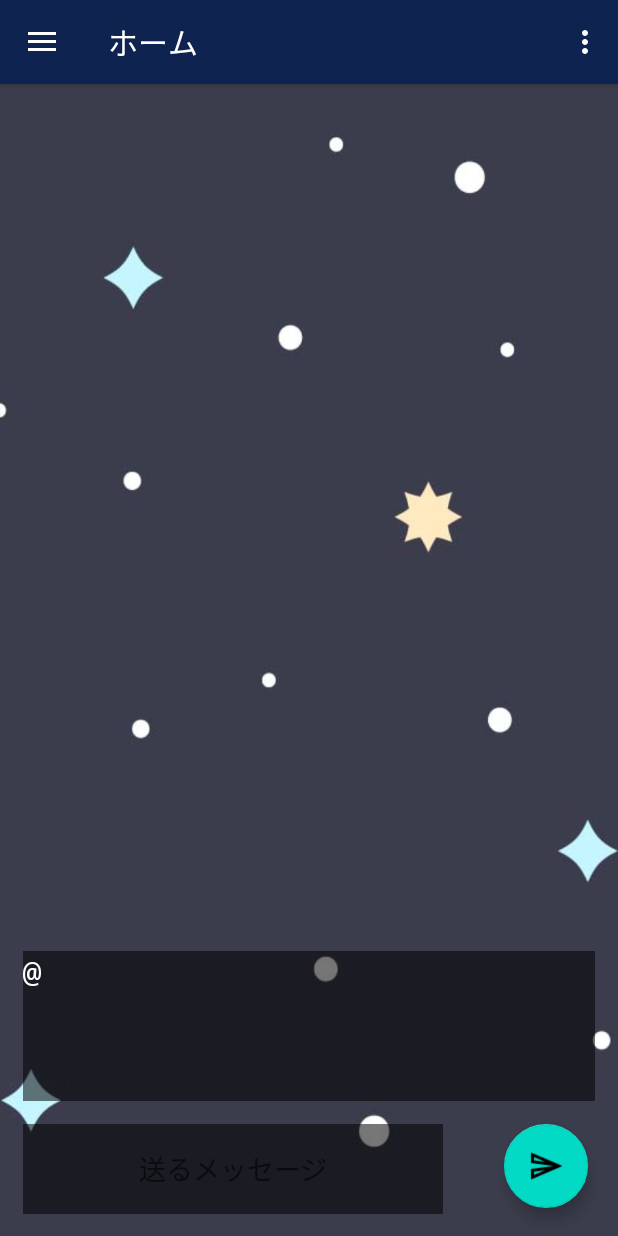
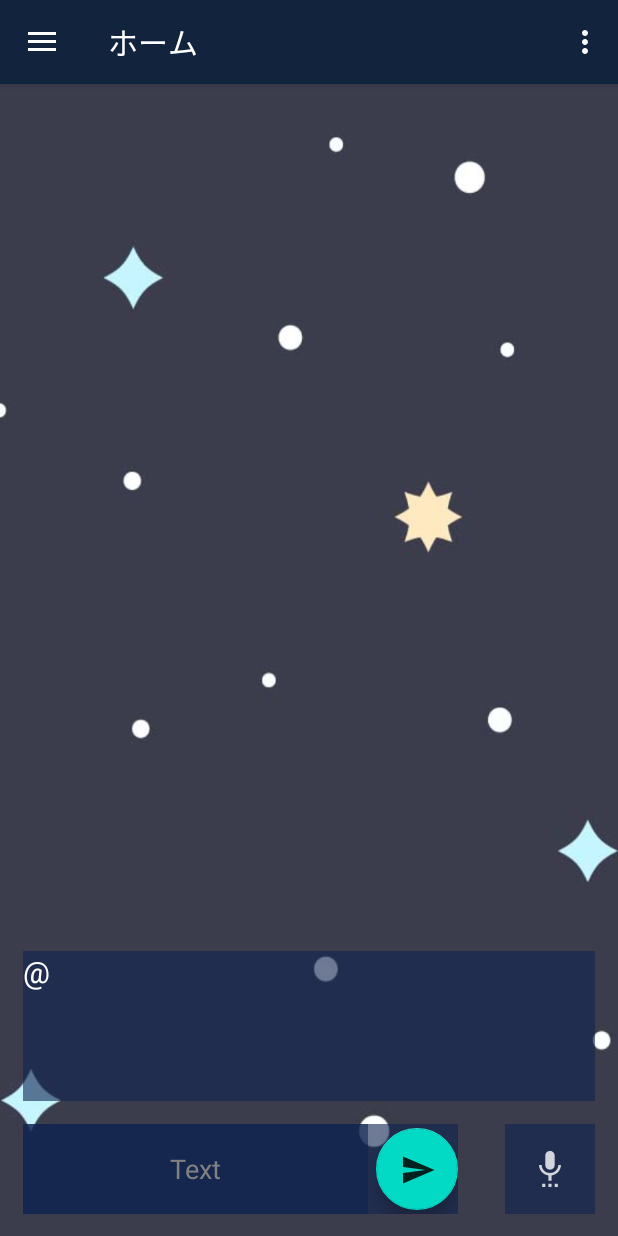
Before and after one commit to MioYamamoto55/Hamburgerbar, an Android app: the screen it shows after launch (MainActivity), on a phone screen of 412 x 824 dp. Run offline under Robolectric (Android 15) with nearby library versions, the phone set to English and light mode, and no system bars; our stand-ins replace navigation-ui.

Commit message:
SSTデザインまで

```diff
--- a/app/src/main/AndroidManifest.xml
+++ b/app/src/main/AndroidManifest.xml
@@ -13,7 +13,8 @@
             android:name=".MainActivity"
             android:exported="true"
             android:label="@string/app_name"
-            android:theme="@style/Theme.HamburgerBar.NoActionBar">
+            android:theme="@style/Theme.HamburgerBar.NoActionBar"
+            android:screenOrientation="portrait">
             <intent-filter>
                 <action android:name="android.intent.action.MAIN" />
 
--- a/app/src/main/java/com/example/hamburgerbar/ui/home/HomeFragment.kt
+++ b/app/src/main/java/com/example/hamburgerbar/ui/home/HomeFragment.kt
@@ -9,9 +9,7 @@ import android.text.method.ScrollingMovementMethod
 import android.view.LayoutInflater
 import android.view.View
 import android.view.ViewGroup
-import android.widget.EditText
-import android.widget.TextView
-import android.widget.Toast
+import android.widget.*
 import androidx.fragment.app.Fragment
 import androidx.lifecycle.Observer
 import androidx.lifecycle.ViewModelProvider
@@ -21,10 +19,12 @@ import com.google.android.material.floatingactionbutton.FloatingActionButton
 import java.util.*
 
 class HomeFragment : Fragment() {
-    val btn_tts = view?.findViewById<FloatingActionButton>(R.id.btn_tts)
-    val et_text_input = view?.findViewById<EditText>(R.id.et_text_input)
 
-    //SST
+    val _voice_btn = view?.findViewById<ImageButton>(R.id.et_text_input)
+    val _send_btn = view?.findViewById<FloatingActionButton>(R.id.send_btn)
+    val _et_text_input = view?.findViewById<EditText>(R.id.et_text_input)
+
+    //SST-Func
     companion object {
         private const val REQUEST_CODE_STT = 1
     }
@@ -55,7 +55,6 @@ class HomeFragment : Fragment() {
 
         _binding = FragmentHomeBinding.inflate(inflater, container, false)
         val root: View = binding.root
-
         val textView: TextView = binding.textHome
 
         homeViewModel.text.observe(viewLifecycleOwner, Observer {
@@ -68,10 +67,11 @@ class HomeFragment : Fragment() {
 
     //<SST func>
     /*フラグメントにsetOnClickListener→*/
+    /*
     override fun onStart() {
         super.onStart()
-        btn_tts?.setOnClickListener {
-            val text = et_text_input?.text.toString().trim()
+        _send_btn?.setOnClickListener {
+            val text = _et_text_input?.text.toString().trim()
             if (text.isNotEmpty()) {
                 textToSpeechEngine.speak(text, TextToSpeech.QUEUE_FLUSH, null, "tts1")
             } else {
@@ -79,7 +79,8 @@ class HomeFragment : Fragment() {
             }
         }
         //</SST func>
-    }
+
+    }*/
 
     override fun onActivityResult(requestCode: Int, resultCode: Int, data: Intent?) {
         super.onActivityResult(requestCode, resultCode, data)
@@ -89,7 +90,7 @@ class HomeFragment : Fragment() {
                     val result = data.getStringArrayListExtra(RecognizerIntent.EXTRA_RESULTS)
                     result?.let {
                         val recognizedText = it[0]
-                        et_text_input?.setText(recognizedText)
+                        _et_text_input?.setText(recognizedText)
                     }
                 }
             }
--- a/app/src/main/java/com/example/hamburgerbar/ui/home/HomeViewModel.kt
+++ b/app/src/main/java/com/example/hamburgerbar/ui/home/HomeViewModel.kt
@@ -12,5 +12,4 @@ class HomeViewModel : ViewModel() {
     }
     val text: LiveData<String> = _text
 
-
 }
--- /dev/null
+++ b/app/src/main/res/drawable-anydpi/mike.xml
@@ -0,0 +1,16 @@
+<vector xmlns:android="http://schemas.android.com/apk/res/android"
+    android:width="24dp"
+    android:height="24dp"
+    android:viewportWidth="24"
+    android:viewportHeight="24"
+    android:tint="#FFFFFF"
+    android:alpha="0.8">
+  <group android:scaleX="1.0434783"
+      android:scaleY="1.0434783"
+      android:translateX="-0.5217391"
+      android:translateY="-1.0434783">
+    <path
+        android:fillColor="@android:color/white"
+        android:pathData="M7,24h2v-2L7,22v2zM12,13c1.66,0 2.99,-1.34 2.99,-3L15,4c0,-1.66 -1.34,-3 -3,-3S9,2.34 9,4v6c0,1.66 1.34,3 3,3zM11,24h2v-2h-2v2zM15,24h2v-2h-2v2zM19,10h-1.7c0,3 -2.54,5.1 -5.3,5.1S6.7,13 6.7,10L5,10c0,3.41 2.72,6.23 6,6.72L11,20h2v-3.28c3.28,-0.49 6,-3.31 6,-6.72z"/>
+  </group>
+</vector>
--- /dev/null
+++ b/app/src/main/res/drawable/ic_baseline_account_balance_24.xml
@@ -0,0 +1,9 @@
+<vector android:alpha="0.85" android:height="24dp"
+    android:tint="?attr/colorControlNormal" android:viewportHeight="24"
+    android:viewportWidth="24" android:width="24dp" xmlns:android="http://schemas.android.com/apk/res/android">
+    <path android:fillColor="@android:color/white" android:pathData="M4,10h3v7h-3z"/>
+    <path android:fillColor="@android:color/white" android:pathData="M10.5,10h3v7h-3z"/>
+    <path android:fillColor="@android:color/white" android:pathData="M2,19h20v3h-20z"/>
+    <path android:fillColor="@android:color/white" android:pathData="M17,10h3v7h-3z"/>
+    <path android:fillColor="@android:color/white" android:pathData="M12,1l-10,5l0,2l20,0l0,-2z"/>
+</vector>
--- /dev/null
+++ b/app/src/main/res/drawable/ic_baseline_home_24.xml
@@ -0,0 +1,5 @@
+<vector android:alpha="0.85" android:height="24dp"
+    android:tint="?attr/colorControlNormal" android:viewportHeight="24"
+    android:viewportWidth="24" android:width="24dp" xmlns:android="http://schemas.android.com/apk/res/android">
+    <path android:fillColor="@android:color/white" android:pathData="M10,20v-6h4v6h5v-8h3L12,3 2,12h3v8z"/>
+</vector>
--- /dev/null
+++ b/app/src/main/res/drawable/ic_baseline_send_24.xml
@@ -0,0 +1,6 @@
+<vector android:alpha="0.85" android:autoMirrored="true"
+    android:height="24dp" android:tint="?attr/colorControlNormal"
+    android:viewportHeight="24" android:viewportWidth="24"
+    android:width="24dp" xmlns:android="http://schemas.android.com/apk/res/android">
+    <path android:fillColor="@android:color/white" android:pathData="M2.01,21L23,12 2.01,3 2,10l15,2 -15,2z"/>
+</vector>
--- a/app/src/main/res/layout/activity_main.xml
+++ b/app/src/main/res/layout/activity_main.xml
@@ -22,6 +22,6 @@
         android:fitsSystemWindows="true"
         app:headerLayout="@layout/nav_header_main"
         app:menu="@menu/activity_main_drawer"
-        android:background="@color/translucent"/>
+        android:background="@color/translucent" />
 
 </androidx.drawerlayout.widget.DrawerLayout>
--- a/app/src/main/res/layout/fragment_home.xml
+++ b/app/src/main/res/layout/fragment_home.xml
@@ -7,12 +7,13 @@
     tools:context=".ui.home.HomeFragment">
 
     <ImageView
-        android:id="@+id/imageView2"
+        android:id="@+id/backimg"
         android:layout_width="match_parent"
         android:layout_height="match_parent"
         android:adjustViewBounds="true"
-        android:background="@drawable/background" />
-
+        android:background="@drawable/background"
+        tools:layout_editor_absoluteX="0dp"
+        tools:layout_editor_absoluteY="0dp" />
 
     <TextView
         android:id="@+id/text_home"
@@ -21,37 +22,57 @@
         android:layout_marginStart="15dp"
         android:layout_marginEnd="15dp"
         android:layout_marginBottom="90dp"
-        android:background="#88000000"
-        android:fontFamily="monospace"
+        android:background="@color/translucent"
+        android:fontFamily=""
         android:textColor="@color/white"
         android:textSize="20sp"
-        app:layout_constraintBottom_toBottomOf="@+id/imageView2"
+        app:layout_constraintBottom_toBottomOf="@+id/backimg"
         app:layout_constraintEnd_toEndOf="parent"
         app:layout_constraintStart_toStartOf="parent" />
 
-    <EditText
-        android:id="@+id/et_text_input"
-        android:layout_width="280dp"
+    <androidx.appcompat.widget.LinearLayoutCompat
+        android:layout_width="290dp"
         android:layout_height="60dp"
         android:layout_marginStart="15dp"
         android:layout_marginTop="15dp"
+        android:background="@color/translucent"
+        app:layout_constraintStart_toStartOf="parent"
+        app:layout_constraintTop_toBottomOf="@+id/text_home">
+
+        <EditText
+            android:id="@+id/et_text_input"
+            android:layout_width="230dp"
+            android:layout_height="60dp"
+            android:background="@color/translucent"
+            android:colorControlActivated="@color/white"
+            android:gravity="center"
+            android:hint="@string/text_from_stt_or_for_tts_goes_here"
             android:maxLength="30"
-        android:gravity="center"
             android:textColor="@color/white"
-        android:hint="@string/text_from_stt_or_for_tts_goes_here"
-        app:layout_constraintStart_toStartOf="parent"
-        app:layout_constraintTop_toBottomOf="@+id/text_home"
-        android:background="#88000000"/>
+            android:textColorHint="@color/gray" />
 
         <com.google.android.material.floatingactionbutton.FloatingActionButton
-        android:id="@+id/btn_tts"
-        android:src="@drawable/outline_send_black_24"
+            android:id="@+id/send_btn"
             android:layout_width="wrap_content"
             android:layout_height="wrap_content"
+            android:layout_gravity="center"
+            android:scaleType="center"
+            android:layout_marginStart="5dp"
+            android:src="@drawable/ic_baseline_send_24"
+            android:text="@string/send" />
+
+    </androidx.appcompat.widget.LinearLayoutCompat>
+
+    <ImageButton
+        android:id="@+id/voice_btn"
+        android:layout_width="60dp"
+        android:layout_height="60dp"
         android:layout_marginTop="15dp"
-        android:layout_marginEnd="20dp"
-        android:text="@string/send"
+        android:layout_marginEnd="15dp"
+        android:background="@color/translucent"
+        android:src="@drawable/mike"
         app:layout_constraintEnd_toEndOf="parent"
-        app:layout_constraintTop_toBottomOf="@+id/text_home" />
+        app:layout_constraintTop_toBottomOf="@+id/text_home"
+        android:contentDescription="TODO" />
 
 </androidx.constraintlayout.widget.ConstraintLayout>
--- a/app/src/main/res/menu/activity_main_drawer.xml
+++ b/app/src/main/res/menu/activity_main_drawer.xml
@@ -6,15 +6,15 @@
     <group android:checkableBehavior="single">
         <item
             android:id="@+id/nav_home"
-            android:icon="@drawable/ic_menu_camera"
+            android:icon="@drawable/ic_baseline_home_24"
             android:title="@string/home" />
         <item
             android:id="@+id/nav_gallery"
-            android:icon="@drawable/ic_menu_gallery"
+            android:icon="@drawable/ic_baseline_menu_book_24"
             android:title="@string/gallery" />
         <item
             android:id="@+id/nav_slideshow"
-            android:icon="@drawable/ic_menu_slideshow"
+            android:icon="@drawable/ic_baseline_account_balance_24"
             android:title="@string/slideshow" />
     </group>
 </menu>
--- a/app/src/main/res/values/colors.xml
+++ b/app/src/main/res/values/colors.xml
@@ -7,6 +7,7 @@
     <color name="teal_700">#FF018786</color>
     <color name="black">#FF000000</color>
     <color name="white">#FFFFFFFF</color>
-    <color name="translucent">#99FFFFFF</color>
-    <color name="indigo">#0f2350</color>
+    <color name="translucent">#990f2350</color>
+    <color name="indigo">#11233D</color>
+    <color name="gray">#818181</color>
 </resources>
--- a/app/src/main/res/values/strings.xml
+++ b/app/src/main/res/values/strings.xml
@@ -1,5 +1,5 @@
 <resources>
-    <string name="app_name">HamburgerBar</string>
+    <string name="app_name">KizunaCh</string>
     <string name="navigation_drawer_open">Open navigation drawer</string>
     <string name="navigation_drawer_close">Close navigation drawer</string>
     <string name="nav_header_title">Android Studio</string>
@@ -23,7 +23,7 @@
         arcu lacus tempor nulla, a porttitor massa odio sit amet lacus. Curabitur euismod rutrum
         interdum.</string>
 
-    <string name="text_from_stt_or_for_tts_goes_here">送るメッセージ</string>
+    <string name="text_from_stt_or_for_tts_goes_here">Text</string>
     <string name="speak">Speak</string>
     <string name="send">送信！</string>
 </resources>
--- a/app/src/main/res/values/themes.xml
+++ b/app/src/main/res/values/themes.xml
@@ -14,6 +14,7 @@
     <style name="Theme.HamburgerBar.NoActionBar">
         <item name="windowActionBar">false</item>
         <item name="windowNoTitle">true</item>
+        <item name="android:windowFullscreen">true</item>
     </style>
 
     <style name="Theme.HamburgerBar.AppBarOverlay" parent="ThemeOverlay.AppCompat.Dark.ActionBar" />
```
Also changed, not shown: app/src/main/res/layout/nav_header_main.xml (+0 -13 lines), app/src/main/res/drawable-hdpi/mike.png (added), app/src/main/res/drawable-mdpi/mike.png (added), app/src/main/res/drawable-xhdpi/mike.png (added), app/src/main/res/drawable-xxhdpi/mike.png (added), app/src/main/res/drawable/outline_send_black_24.png (deleted). Lines whose indentation alone changed are shown as unchanged.
